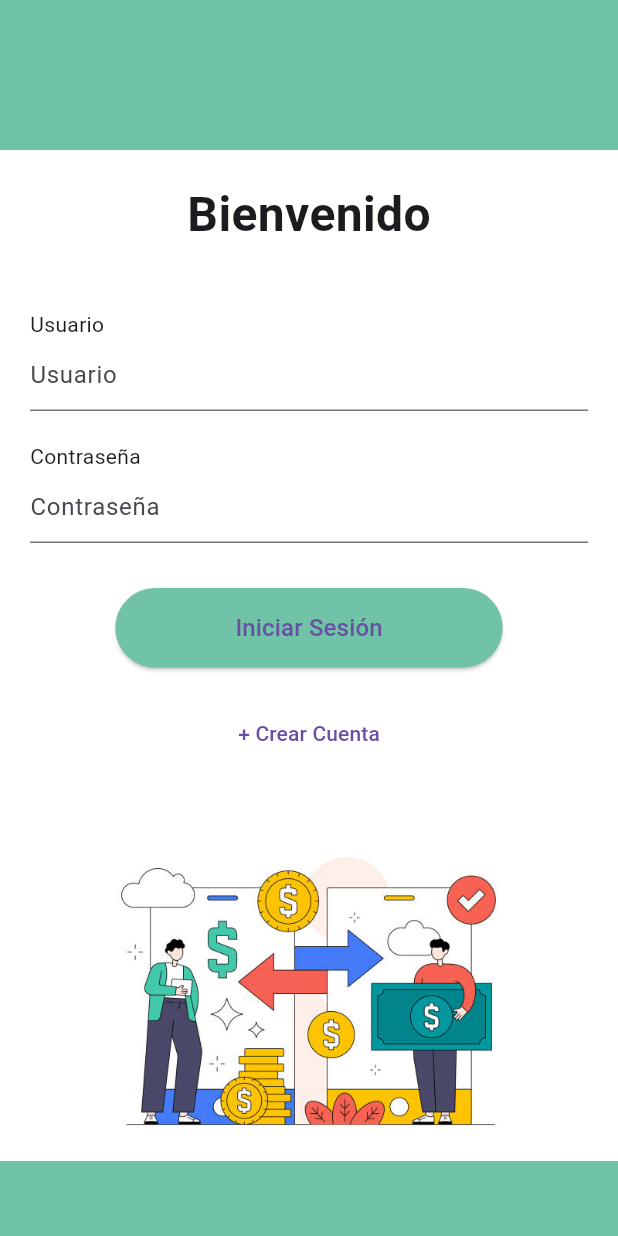
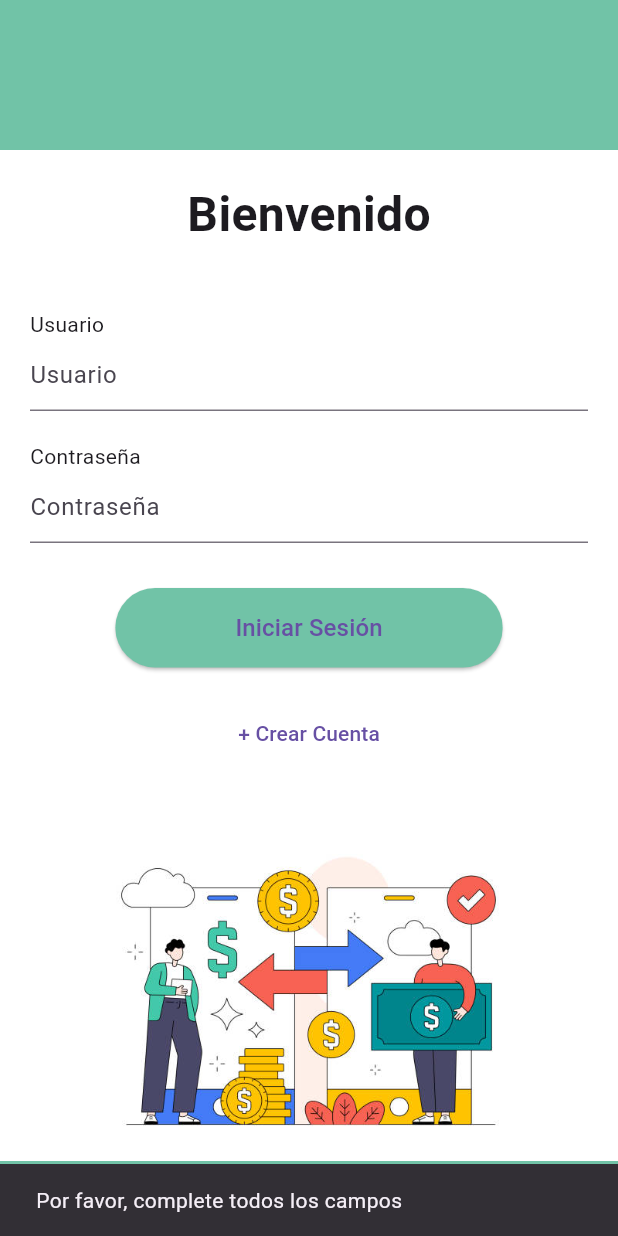
Before and after one commit to HelterSkelter11/ProyectoRemesa, a Flutter app: the screen it shows after launch, after a tap on "Iniciar Sesión", on a phone screen of 412 x 824 dp. Run offline on Flutter 3.47's test engine with Material 3 defaults, Android fonts, the phone set to English and light mode, and no system bars; our stand-ins replace supabase_flutter; accounts and stored records are empty; network calls fail.

Commit message:
Funca con apis

```diff
--- a/lib/main.dart
+++ b/lib/main.dart
@@ -1,85 +1,125 @@
 import 'package:flutter/material.dart';
 import 'register_screen.dart';
+import 'package:supabase_flutter/supabase_flutter.dart';
+import 'dart:convert';
+import 'package:crypto/crypto.dart';
 
-
+final supabase = Supabase.instance.client;
 
 class LoginScreen extends StatelessWidget {
+  const LoginScreen({super.key});
+
   @override
+
   Widget build(BuildContext context) {
+    final usernameController = TextEditingController();
+    final passwordController = TextEditingController();
+
+    Future<void> login(BuildContext context) async {
+      final username = usernameController.text.trim();
+      final password = passwordController.text.trim();
+
+      if (username.isEmpty || password.isEmpty) {
+        ScaffoldMessenger.of(context).showSnackBar(
+          const SnackBar(content: Text('Por favor, complete todos los campos')),
+        );
+        return;
+      }
+
+      final hashedPassword = sha256.convert(utf8.encode(password)).toString();
+
+      try {
+        final response = await supabase
+            .from('user')
+            .select('*')
+            .eq('username', username)
+            .eq('password', hashedPassword)
+            .maybeSingle();
+
+        if (response != null) {
+          ScaffoldMessenger.of(context).showSnackBar(
+            const SnackBar(content: Text('Inicio de sesión exitoso')),
+          );
+          Navigator.pushReplacement(
+            context,
+            MaterialPageRoute(builder: (context) => const RegisterScreen()),
+          );
+        } else {
+          ScaffoldMessenger.of(context).showSnackBar(
+            const SnackBar(content: Text('Usuario o contraseña incorrectos')),
+          );
+        }
+      } catch (e) {
+        ScaffoldMessenger.of(context).showSnackBar(
+          SnackBar(content: Text('Error al iniciar sesión: $e')),
+        );
+      }
+    }
+
     return Scaffold(
       backgroundColor: Colors.white,
       body: Column(
         children: [
-
           Container(
-            color: Color(0xFF71C3A7),
+            color: const Color(0xFF71C3A7),
             height: 100,
           ),
-          SizedBox(height: 20),
-          // Título
-          Text(
+          const SizedBox(height: 20),
+          const Text(
             'Bienvenido',
             style: TextStyle(fontSize: 32, fontWeight: FontWeight.bold),
           ),
-          SizedBox(height: 40),
-
+          const SizedBox(height: 40),
           Padding(
             padding: const EdgeInsets.symmetric(horizontal: 20),
             child: Column(
               crossAxisAlignment: CrossAxisAlignment.start,
               children: [
-                Text('Usuario'),
+                const Text('Usuario'),
                 TextField(
-                  decoration: InputDecoration(
-                    hintText: 'Usuario',
-                  ),
+                  controller: usernameController,
+                  decoration: const InputDecoration(hintText: 'Usuario'),
                 ),
-                SizedBox(height: 20),
-                Text('Contraseña'),
+                const SizedBox(height: 20),
+                const Text('Contraseña'),
                 TextField(
+                  controller: passwordController,
                   obscureText: true,
-                  decoration: InputDecoration(
-                    hintText: 'Contraseña',
-                  ),
+                  decoration: const InputDecoration(hintText: 'Contraseña'),
                 ),
-                SizedBox(height: 30),
-
+                const SizedBox(height: 30),
                 Center(
                   child: ElevatedButton(
-                    onPressed: () {
-
-                    },
+                    onPressed: () => login(context),
                     style: ElevatedButton.styleFrom(
-                      backgroundColor: Color(0xFF71C3A7),
-                      padding: EdgeInsets.symmetric(horizontal: 80, vertical: 15),
+                      backgroundColor: const Color(0xFF71C3A7),
+                      padding: const EdgeInsets.symmetric(horizontal: 80, vertical: 15),
                     ),
-                    child: Text(
+                    child: const Text(
                       'Iniciar Sesión',
                       style: TextStyle(fontSize: 16),
                     ),
                   ),
                 ),
-                SizedBox(height: 20),
+                const SizedBox(height: 20),
                 Center(
                   child: TextButton(
                     onPressed: () {
-
                       Navigator.push(
                         context,
-                        MaterialPageRoute(builder: (context) => RegisterScreen()),
+                        MaterialPageRoute(builder: (context) => const RegisterScreen()),
                       );
                     },
-                    child: Text('+ Crear Cuenta'),
+                    child: const Text('+ Crear Cuenta'),
                   ),
                 ),
               ],
             ),
           ),
-          SizedBox(height: 40),
-
+          const SizedBox(height: 40),
           Expanded(
             child: Container(
-              decoration: BoxDecoration(
+              decoration: const BoxDecoration(
                 image: DecorationImage(
                   image: AssetImage('assets/LoginPic.jpg'),
                   fit: BoxFit.contain,
@@ -87,9 +127,8 @@ class LoginScreen extends StatelessWidget {
               ),
             ),
           ),
-
           Container(
-            color: Color(0xFF71C3A7),
+            color: const Color(0xFF71C3A7),
             height: 50,
           ),
         ],
@@ -98,8 +137,14 @@ class LoginScreen extends StatelessWidget {
   }
 }
 
-void main() {
-  runApp(MaterialApp(
+Future<void> main() async {
+  WidgetsFlutterBinding.ensureInitialized();
+  await Supabase.initialize(
+    url: 'https://rdnhybyetgahkgcckzln.supabase.co',
+    anonKey: 'eyJhbGciOiJIUzI1NiIsInR5cCI6IkpXVCJ9.eyJpc3MiOiJzdXBhYmFzZSIsInJlZiI6InJkbmh5YnlldGdhaGtnY2NremxuIiwicm9sZSI6ImFub24iLCJpYXQiOjE3MzE5NTE0MTYsImV4cCI6MjA0NzUyNzQxNn0.R-DD87eFK4jSpwi2ONZ8bcFWzUhZTyA6GEpWGwHJC-k',
+  );
+
+  runApp(const MaterialApp(
     home: LoginScreen(),
   ));
 }
--- a/pubspec.yaml
+++ b/pubspec.yaml
@@ -31,12 +31,13 @@ dependencies:
   flutter:
     sdk: flutter
   supabase_flutter: ^2.8.1
-  flutter_dotenv: ^5.0.2
+  flutter_dotenv: ^5.2.1
 
 
   # The following adds the Cupertino Icons font to your application.
   # Use with the CupertinoIcons class for iOS style icons.
   cupertino_icons: ^1.0.8
+  crypto: ^3.0.6
 
 dev_dependencies:
   flutter_test:
```
Also changed, not shown: lib/register_screen.dart (+85 -30 lines), pubspec.lock, 2 other files.
